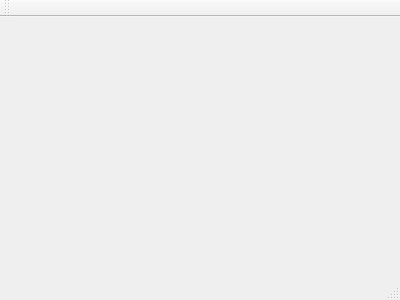
This is viewMenus/mainwindow.ui in kevinvu01/CS1D-Team-Spanky as Qt 5 draws it before an edit. The edited form follows.
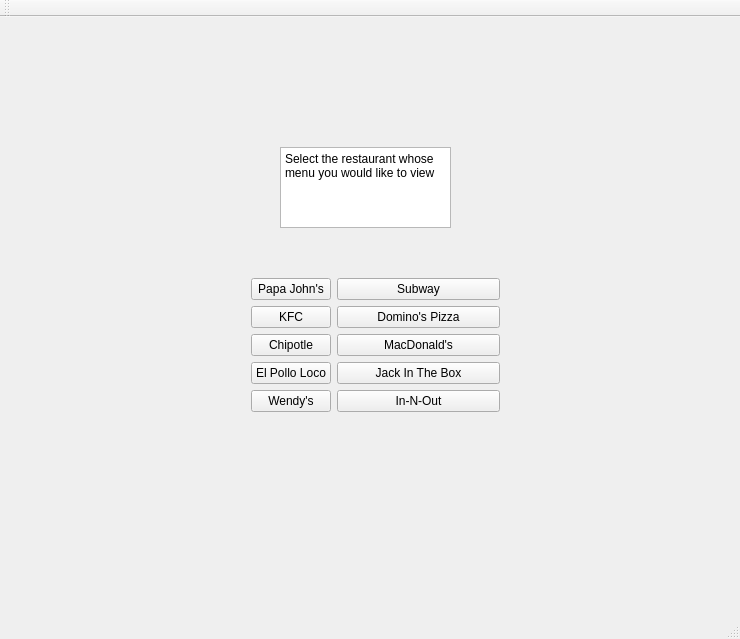
This is the edited form.

```diff
--- a/viewMenus/mainwindow.ui
+++ b/viewMenus/mainwindow.ui
@@ -1,24 +1,135 @@
 <ui version="4.0">
  <class>MainWindow</class>
- <widget class="QMainWindow" name="MainWindow" >
-  <property name="geometry" >
+ <widget class="QMainWindow" name="MainWindow">
+  <property name="geometry">
    <rect>
     <x>0</x>
     <y>0</y>
-    <width>400</width>
-    <height>300</height>
+    <width>740</width>
+    <height>639</height>
    </rect>
   </property>
   <property name="windowTitle" >
    <string>MainWindow</string>
   </property>
-  <widget class="QMenuBar" name="menuBar" />
-  <widget class="QToolBar" name="mainToolBar" />
-  <widget class="QWidget" name="centralWidget" />
-  <widget class="QStatusBar" name="statusBar" />
+  <widget class="QWidget" name="centralWidget">
+   <widget class="QPlainTextEdit" name="plainTextEdit">
+    <property name="geometry">
+     <rect>
+      <x>280</x>
+      <y>130</y>
+      <width>171</width>
+      <height>81</height>
+     </rect>
+    </property>
+    <property name="plainText">
+     <string>Select the restaurant whose menu you would like to view</string>
+    </property>
+   </widget>
+   <widget class="QWidget" name="formLayoutWidget">
+    <property name="geometry">
+     <rect>
+      <x>240</x>
+      <y>250</y>
+      <width>271</width>
+      <height>211</height>
+     </rect>
+    </property>
+    <layout class="QFormLayout" name="formLayout">
+     <item row="0" column="0">
+      <widget class="QPushButton" name="PapaJohns">
+       <property name="text">
+        <string>Papa John's</string>
+       </property>
+      </widget>
+     </item>
+     <item row="0" column="1">
+      <widget class="QPushButton" name="Subway">
+       <property name="text">
+        <string>Subway</string>
+       </property>
+      </widget>
+     </item>
+     <item row="1" column="0">
+      <widget class="QPushButton" name="KFC">
+       <property name="text">
+        <string>KFC</string>
+       </property>
+      </widget>
+     </item>
+     <item row="1" column="1">
+      <widget class="QPushButton" name="Dominos">
+       <property name="text">
+        <string>Domino's Pizza</string>
+       </property>
+      </widget>
+     </item>
+     <item row="2" column="0">
+      <widget class="QPushButton" name="Chipotle">
+       <property name="text">
+        <string>Chipotle</string>
+       </property>
+      </widget>
+     </item>
+     <item row="2" column="1">
+      <widget class="QPushButton" name="MacDonalds">
+       <property name="text">
+        <string>MacDonald's</string>
+       </property>
+      </widget>
+     </item>
+     <item row="3" column="0">
+      <widget class="QPushButton" name="ElPolloLoco">
+       <property name="text">
+        <string>El Pollo Loco</string>
+       </property>
+      </widget>
+     </item>
+     <item row="5" column="1">
+      <widget class="QPushButton" name="InNOut">
+       <property name="text">
+        <string>In-N-Out</string>
+       </property>
+      </widget>
+     </item>
+     <item row="5" column="0">
+      <widget class="QPushButton" name="Wendys">
+       <property name="text">
+        <string>Wendy's</string>
+       </property>
+      </widget>
+     </item>
+     <item row="3" column="1">
+      <widget class="QPushButton" name="JackInTheBox">
+       <property name="text">
+        <string>Jack In The Box</string>
+       </property>
+      </widget>
+     </item>
+    </layout>
+   </widget>
+  </widget>
+  <widget class="QMenuBar" name="menuBar">
+   <property name="geometry">
+    <rect>
+     <x>0</x>
+     <y>0</y>
+     <width>740</width>
+     <height>26</height>
+    </rect>
+   </property>
+  </widget>
+  <widget class="QToolBar" name="mainToolBar">
+   <attribute name="toolBarArea">
+    <enum>TopToolBarArea</enum>
+   </attribute>
+   <attribute name="toolBarBreak">
+    <bool>false</bool>
+   </attribute>
+  </widget>
+  <widget class="QStatusBar" name="statusBar"/>
  </widget>
- <layoutDefault spacing="6" margin="11" />
- <pixmapfunction></pixmapfunction>
+ <layoutdefault spacing="6" margin="11"/>
  <resources/>
  <connections/>
 </ui>
```
Left out of the diff: 3 changed lines with no effect on the pictures.
